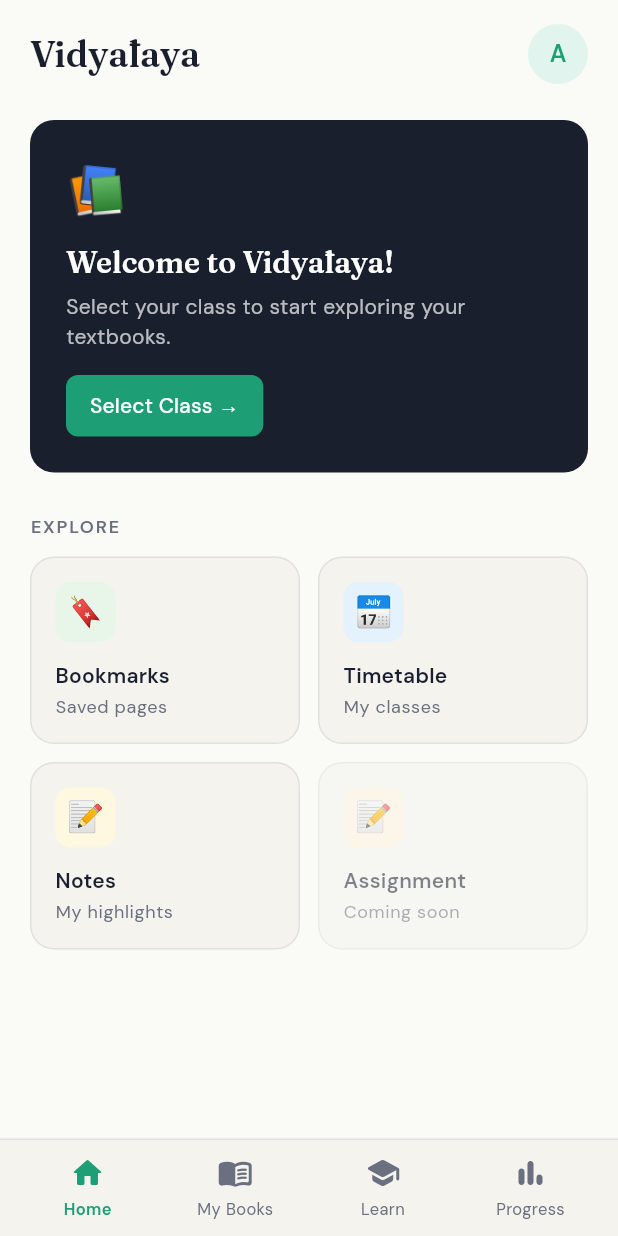
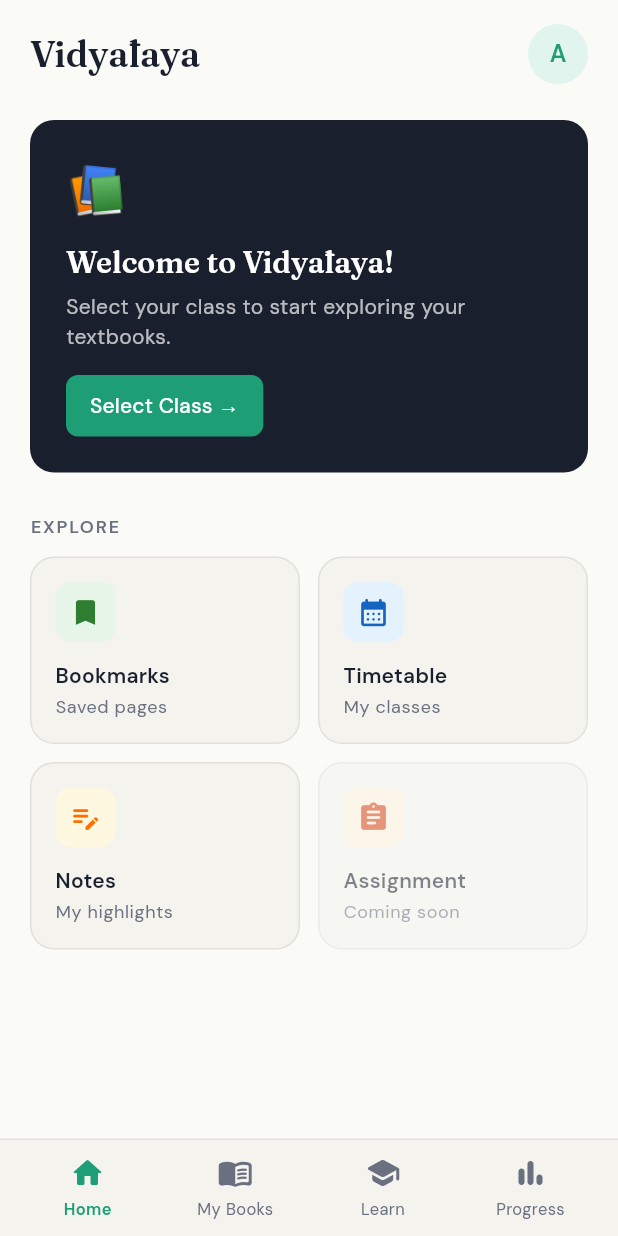
Before and after one commit to rudra273/vidyalaya, a Flutter app: the screen it shows after launch, on a phone screen of 412 x 824 dp. Run offline on Flutter 3.47's test engine with Material 3 defaults, Android fonts, the phone set to English and light mode, and no system bars; our stand-ins replace flutter_riverpod, go_router, google_fonts, shared_preferences; missing offline and left inert: flutter_pdfview.

Commit message:
fix empjies

```diff
--- a/lib/screens/home/widgets/quick_actions_grid.dart
+++ b/lib/screens/home/widgets/quick_actions_grid.dart
@@ -13,7 +13,8 @@ class QuickActionsGrid extends StatelessWidget {
           children: [
             Expanded(
               child: _ActionCard(
-                emoji: '🔖',
+                icon: Icons.bookmark_rounded,
+                iconColor: Colors.green.shade800,
                 emojiBg: const Color(0xFFE8F5E9),
                 title: 'Bookmarks',
                 subtitle: 'Saved pages',
@@ -23,7 +24,8 @@ class QuickActionsGrid extends StatelessWidget {
             const SizedBox(width: 12),
             Expanded(
               child: _ActionCard(
-                emoji: '📅',
+                icon: Icons.calendar_month_rounded,
+                iconColor: Colors.blue.shade800,
                 emojiBg: const Color(0xFFE3F2FD), // Light blue
                 title: 'Timetable',
                 subtitle: 'My classes',
@@ -37,7 +39,8 @@ class QuickActionsGrid extends StatelessWidget {
           children: [
             Expanded(
               child: _ActionCard(
-                emoji: '📝',
+                icon: Icons.edit_note_rounded,
+                iconColor: Colors.amber.shade900,
                 emojiBg: const Color(0xFFFFF8E1),
                 title: 'Notes',
                 subtitle: 'My highlights',
@@ -47,7 +50,8 @@ class QuickActionsGrid extends StatelessWidget {
             const SizedBox(width: 12),
             Expanded(
               child: _ActionCard(
-                emoji: '📝',
+                icon: Icons.assignment_rounded,
+                iconColor: Colors.deepOrange.shade800,
                 emojiBg: const Color(0xFFFFF3E0),
                 title: 'Assignment',
                 subtitle: 'Coming soon',
@@ -63,7 +67,8 @@ class QuickActionsGrid extends StatelessWidget {
 }
 
 class _ActionCard extends StatefulWidget {
-  final String emoji;
+  final IconData icon;
+  final Color iconColor;
   final Color emojiBg;
   final String title;
   final String subtitle;
@@ -71,7 +76,8 @@ class _ActionCard extends StatefulWidget {
   final bool isDisabled;
 
   const _ActionCard({
-    required this.emoji,
+    required this.icon,
+    required this.iconColor,
     required this.emojiBg,
     required this.title,
     required this.subtitle,
@@ -118,9 +124,10 @@ class _ActionCardState extends State<_ActionCard> {
                     borderRadius: BorderRadius.circular(10),
                   ),
                   child: Center(
-                    child: Text(
-                      widget.emoji,
-                      style: const TextStyle(fontSize: 20),
+                    child: Icon(
+                      widget.icon,
+                      color: widget.iconColor,
+                      size: 22,
                     ),
                   ),
                 ),
--- a/lib/screens/timetable/timetable_screen.dart
+++ b/lib/screens/timetable/timetable_screen.dart
@@ -123,7 +123,7 @@ class _TimetableScreenState extends ConsumerState<TimetableScreen> with SingleTi
                 child: Column(
                   mainAxisSize: MainAxisSize.min,
                   children: [
-                    const Text('📅', style: TextStyle(fontSize: 56)),
+                    Icon(Icons.event_note_rounded, size: 64, color: AppColors.textMuted.withValues(alpha: 0.5)),
                     const SizedBox(height: 20),
                     Text('No classes', style: Theme.of(context).textTheme.displaySmall),
                     const SizedBox(height: 8),
```
